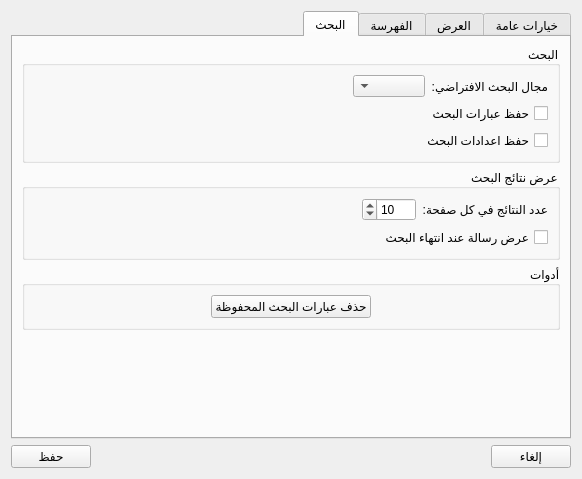
First picture: the form in src/settingsdialog.ui, repository boussouira/moltaqa, before the edit.
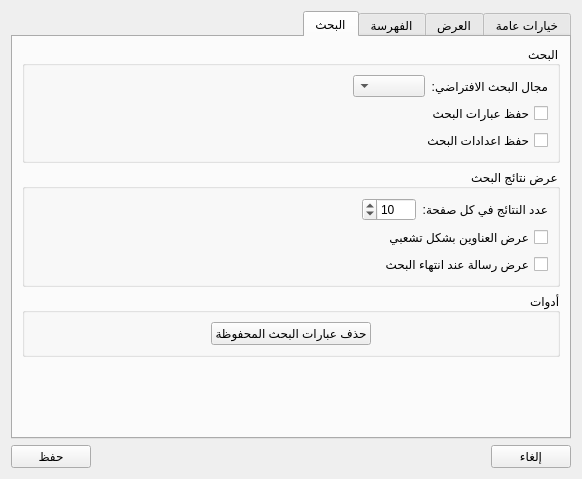
Second picture: the form after the edit. The open tabs and pages were chosen to show the change.

Commit message: Show hierarchical titles in search results

```diff
--- a/src/settingsdialog.ui
+++ b/src/settingsdialog.ui
@@ -816,6 +816,13 @@
             </item>
            </layout>
           </item>
+          <item>
+           <widget class="QCheckBox" name="checkHierarchyTitle">
+            <property name="text">
+             <string>عرض العناوين بشكل تشعبي</string>
+            </property>
+           </widget>
+          </item>
           <item>
            <widget class="QCheckBox" name="checkShowMessageAfterSearch">
             <property name="text">
```
The commit also changes 5 other files.
